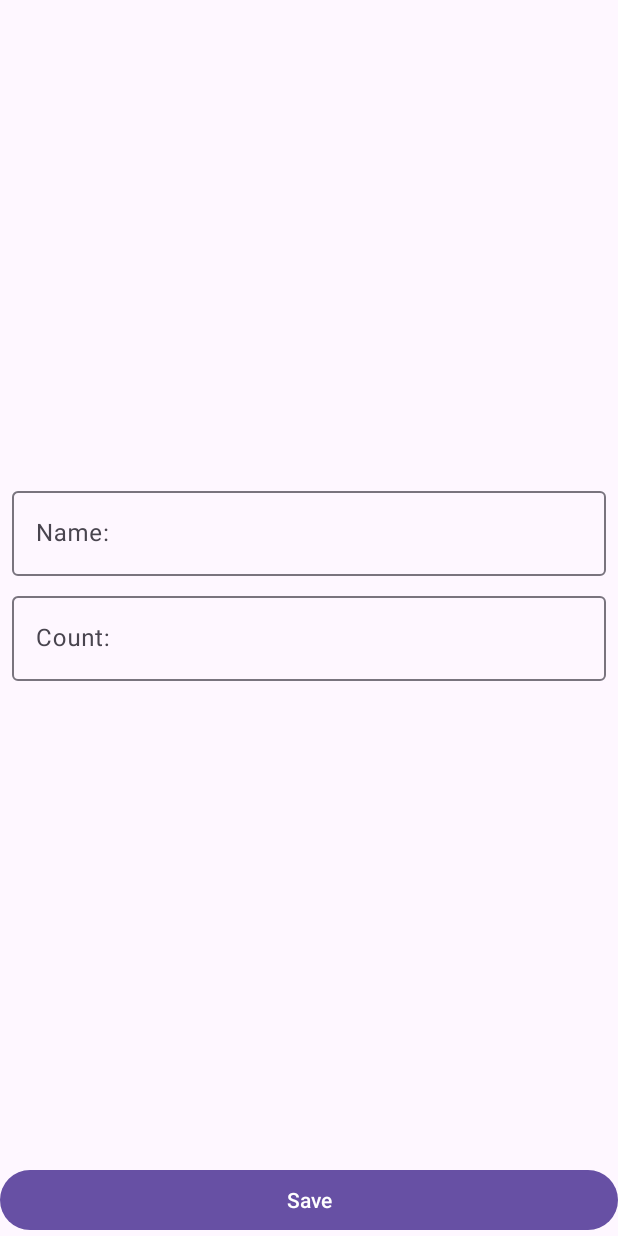
After one commit to AleksVira/StepikShoppingList, an Android app: the fragment ShopItemFragment placed in its activity, on a phone screen of 412 x 824 dp. The commit adds this screen. Run offline under Robolectric (Android 15) with nearby library versions, the phone set to English and light mode, and no system bars; 6 statements that could not run were skipped.

Commit message:
Fragments, part 1

```diff
--- a/app/src/main/java/ru/virarnd/stepshoplist/data/ShopListRepositoryImpl.kt
+++ b/app/src/main/java/ru/virarnd/stepshoplist/data/ShopListRepositoryImpl.kt
@@ -15,7 +15,7 @@ object ShopListRepositoryImpl: ShopListRepository {
     private var autoIncrementId = 0
 
     init {
-        repeat(1000, { i ->
+        repeat(50, { i ->
             val item = ShopItem(
                 name = "Name $i",
                 count = i,
--- /dev/null
+++ b/app/src/main/java/ru/virarnd/stepshoplist/presentation/ShopItemFragment.kt
@@ -0,0 +1,174 @@
+package ru.virarnd.stepshoplist.presentation
+
+import android.content.Context
+import android.content.Intent
+import android.os.Bundle
+import android.text.Editable
+import android.text.TextWatcher
+import android.view.LayoutInflater
+import android.view.View
+import android.view.ViewGroup
+import android.widget.Button
+import android.widget.EditText
+import androidx.fragment.app.Fragment
+import androidx.lifecycle.ViewModelProvider
+import com.google.android.material.textfield.TextInputLayout
+import ru.virarnd.stepshoplist.R
+import ru.virarnd.stepshoplist.domain.ShopItem
+import ru.virarnd.stepshoplist.presentation.ShopItemActivity.Companion
+
+class ShopItemFragment : Fragment() {
+
+    private lateinit var viewModel: ShopItemViewModel
+
+    private lateinit var tilName: TextInputLayout
+    private lateinit var tilCount: TextInputLayout
+    private lateinit var etName: EditText
+    private lateinit var etCount: EditText
+    private lateinit var buttonSave: Button
+
+    private var screenMode = MODE_UNKNOWN
+    private var shopItemId = ShopItem.UNDEFINED_ID
+
+    companion object {
+        private const val SCREEN_MODE = "extra_mode"
+        private const val SHOP_ITEM_ID = "shop_item_id"
+        private const val MODE_EDIT = "mode_edit"
+        private const val MODE_ADD = "mode_add"
+        private const val MODE_UNKNOWN = ""
+
+        fun newInstanceAddItem(): ShopItemFragment {
+            return ShopItemFragment().apply {
+                arguments = Bundle().apply {
+                    putString(SCREEN_MODE, MODE_ADD)
+                }
+            }
+        }
+
+        fun newInstanceEditItem(shopItemId: Int): ShopItemFragment {
+            return ShopItemFragment().apply {
+                arguments = Bundle().apply {
+                    putString(SCREEN_MODE, MODE_EDIT)
+                    putInt(SHOP_ITEM_ID, shopItemId)
+                }
+            }
+        }
+    }
+
+    override fun onCreate(savedInstanceState: Bundle?) {
+        super.onCreate(savedInstanceState)
+        parseParams()
+    }
+
+    override fun onCreateView(
+        inflater: LayoutInflater, container: ViewGroup?,
+        savedInstanceState: Bundle?
+    ): View? {
+        return inflater.inflate(R.layout.fragment_shop_item, container, false)
+    }
+
+    override fun onViewCreated(view: View, savedInstanceState: Bundle?) {
+        super.onViewCreated(view, savedInstanceState)
+        viewModel = ViewModelProvider(this)[ShopItemViewModel::class.java]
+        initViews(view)
+        setTextChangeListeners()
+        setMode()
+        observeViewModel()
+    }
+
+    private fun parseParams() {
+        val args = requireArguments()
+        if (!args.containsKey(SCREEN_MODE)) {
+            throw RuntimeException("Param screen mode is absent: $screenMode")
+        }
+        screenMode = args.getString(SCREEN_MODE, MODE_UNKNOWN)
+        if (screenMode != MODE_ADD && screenMode != MODE_EDIT) {
+            throw RuntimeException("Unknown screen mode: $screenMode")
+        }
+
+        if (screenMode == MODE_EDIT) {
+            if (!args.containsKey(SHOP_ITEM_ID)) {
+                throw RuntimeException("Param shop item ID is absent")
+            }
+            shopItemId = args.getInt(SHOP_ITEM_ID, ShopItem.UNDEFINED_ID)
+        }
+    }
+
+    private fun initViews(view: View) {
+        tilName = view.findViewById(R.id.til_name)
+        tilCount = view.findViewById(R.id.til_count)
+        etName = view.findViewById(R.id.et_name)
+        etCount = view.findViewById(R.id.et_count)
+        buttonSave = view.findViewById(R.id.save_button)
+    }
+
+    private fun setTextChangeListeners() {
+        etCount.addTextChangedListener(object : TextWatcher {
+            override fun beforeTextChanged(s: CharSequence?, start: Int, count: Int, after: Int) {}
+
+            override fun onTextChanged(s: CharSequence?, start: Int, before: Int, count: Int) {
+                viewModel.resetErrorInputCount()
+            }
+
+            override fun afterTextChanged(s: Editable?) {}
+
+        })
+        etName.addTextChangedListener(object : TextWatcher {
+            override fun beforeTextChanged(s: CharSequence?, start: Int, count: Int, after: Int) {}
+
+            override fun onTextChanged(s: CharSequence?, start: Int, before: Int, count: Int) {
+                viewModel.resetErrorInputName()
+            }
+
+            override fun afterTextChanged(s: Editable?) {}
+
+        })
+    }
+
+
+    private fun setMode() {
+        when (screenMode) {
+            MODE_EDIT -> launchEditMode()
+            MODE_ADD -> launchAddMode()
+        }
+    }
+
+    private fun observeViewModel() {
+        viewModel.errorInputCount.observe(viewLifecycleOwner) {
+            val message = if (it) {
+                getString(R.string.error_input_count)
+            } else {
+                null
+            }
+            tilCount.error = message
+        }
+        viewModel.errorInputName.observe(viewLifecycleOwner) {
+            val message = if (it) {
+                getString(R.string.error_input_name)
+            } else {
+                null
+            }
+            tilName.error = message
+        }
+        viewModel.shouldCloseScreen.observe(viewLifecycleOwner) {
+            activity?.onBackPressedDispatcher?.onBackPressed()
+        }
+    }
+
+    private fun launchEditMode() {
+        viewModel.getShopItem(shopItemId)
+        viewModel.shopItem.observe(viewLifecycleOwner) {
+            etName.setText(it.name)
+            etCount.setText(it.count.toString())
+        }
+        buttonSave.setOnClickListener {
+            viewModel.editShopItem(etName.text?.toString(), etCount.text?.toString())
+        }
+    }
+
+    private fun launchAddMode() {
+        buttonSave.setOnClickListener {
+            viewModel.addShopItem(etName.text?.toString(), etCount.text?.toString())
+        }
+    }
+}
--- a/app/src/main/res/layout/activity_shop_item.xml
+++ b/app/src/main/res/layout/activity_shop_item.xml
@@ -1,58 +1,8 @@
 <?xml version="1.0" encoding="utf-8"?>
-<androidx.constraintlayout.widget.ConstraintLayout xmlns:android="http://schemas.android.com/apk/res/android"
-    xmlns:app="http://schemas.android.com/apk/res-auto"
+<androidx.fragment.app.FragmentContainerView xmlns:android="http://schemas.android.com/apk/res/android"
     xmlns:tools="http://schemas.android.com/tools"
+    android:id="@+id/shop_item_container"
     android:layout_width="match_parent"
     android:layout_height="match_parent"
-    tools:context=".presentation.ShopItemActivity">
-
-    <com.google.android.material.textfield.TextInputLayout
-        android:id="@+id/til_name"
-        android:layout_width="0dp"
-        android:layout_height="wrap_content"
-        android:layout_marginStart="8dp"
-        android:layout_marginEnd="8dp"
-        android:layout_marginBottom="4dp"
-        app:layout_constraintBottom_toTopOf="@id/til_count"
-        app:layout_constraintEnd_toEndOf="parent"
-        app:layout_constraintStart_toStartOf="parent"
-        app:layout_constraintTop_toTopOf="parent"
-        app:layout_constraintVertical_chainStyle="packed">
-
-        <com.google.android.material.textfield.TextInputEditText
-            android:id="@+id/et_name"
-            android:layout_width="match_parent"
-            android:layout_height="wrap_content"
-            android:hint="@string/name_hint"
-            android:inputType="textCapWords" />
-    </com.google.android.material.textfield.TextInputLayout>
-
-    <com.google.android.material.textfield.TextInputLayout
-        android:id="@+id/til_count"
-        android:layout_width="0dp"
-        android:layout_height="wrap_content"
-        android:layout_marginStart="8dp"
-        android:layout_marginTop="4dp"
-        android:layout_marginEnd="8dp"
-        app:layout_constraintBottom_toTopOf="@+id/save_button"
-        app:layout_constraintEnd_toEndOf="parent"
-        app:layout_constraintStart_toStartOf="parent"
-        app:layout_constraintTop_toBottomOf="@+id/til_name">
-
-        <com.google.android.material.textfield.TextInputEditText
-            android:id="@+id/et_count"
-            android:layout_width="match_parent"
-            android:layout_height="wrap_content"
-            android:hint="@string/count_hint"
-            android:inputType="number" />
-    </com.google.android.material.textfield.TextInputLayout>
-
-    <Button
-        android:id="@+id/save_button"
-        android:layout_width="0dp"
-        android:layout_height="wrap_content"
-        android:text="@string/save_btn"
-        app:layout_constraintBottom_toBottomOf="parent"
-        app:layout_constraintEnd_toEndOf="parent"
-        app:layout_constraintStart_toStartOf="parent" />
-</androidx.constraintlayout.widget.ConstraintLayout>
+    tools:context=".presentation.ShopItemActivity"
+    tools:layout="@layout/fragment_shop_item" />
--- /dev/null
+++ b/app/src/main/res/layout/fragment_shop_item.xml
@@ -0,0 +1,58 @@
+<?xml version="1.0" encoding="utf-8"?>
+<androidx.constraintlayout.widget.ConstraintLayout xmlns:android="http://schemas.android.com/apk/res/android"
+    xmlns:app="http://schemas.android.com/apk/res-auto"
+    xmlns:tools="http://schemas.android.com/tools"
+    android:layout_width="match_parent"
+    android:layout_height="match_parent"
+    tools:context=".presentation.ShopItemFragment">
+
+    <com.google.android.material.textfield.TextInputLayout
+        android:id="@+id/til_name"
+        android:layout_width="0dp"
+        android:layout_height="wrap_content"
+        android:layout_marginStart="8dp"
+        android:layout_marginEnd="8dp"
+        android:layout_marginBottom="4dp"
+        app:layout_constraintBottom_toTopOf="@id/til_count"
+        app:layout_constraintEnd_toEndOf="parent"
+        app:layout_constraintStart_toStartOf="parent"
+        app:layout_constraintTop_toTopOf="parent"
+        app:layout_constraintVertical_chainStyle="packed">
+
+        <com.google.android.material.textfield.TextInputEditText
+            android:id="@+id/et_name"
+            android:layout_width="match_parent"
+            android:layout_height="wrap_content"
+            android:hint="@string/name_hint"
+            android:inputType="textCapWords" />
+    </com.google.android.material.textfield.TextInputLayout>
+
+    <com.google.android.material.textfield.TextInputLayout
+        android:id="@+id/til_count"
+        android:layout_width="0dp"
+        android:layout_height="wrap_content"
+        android:layout_marginStart="8dp"
+        android:layout_marginTop="4dp"
+        android:layout_marginEnd="8dp"
+        app:layout_constraintBottom_toTopOf="@+id/save_button"
+        app:layout_constraintEnd_toEndOf="parent"
+        app:layout_constraintStart_toStartOf="parent"
+        app:layout_constraintTop_toBottomOf="@+id/til_name">
+
+        <com.google.android.material.textfield.TextInputEditText
+            android:id="@+id/et_count"
+            android:layout_width="match_parent"
+            android:layout_height="wrap_content"
+            android:hint="@string/count_hint"
+            android:inputType="number" />
+    </com.google.android.material.textfield.TextInputLayout>
+
+    <Button
+        android:id="@+id/save_button"
+        android:layout_width="0dp"
+        android:layout_height="wrap_content"
+        android:text="@string/save_btn"
+        app:layout_constraintBottom_toBottomOf="parent"
+        app:layout_constraintEnd_toEndOf="parent"
+        app:layout_constraintStart_toStartOf="parent" />
+</androidx.constraintlayout.widget.ConstraintLayout>
--- a/app/src/main/res/values/strings.xml
+++ b/app/src/main/res/values/strings.xml
@@ -6,4 +6,6 @@
     <string name="save_btn">Save</string>
     <string name="error_input_name">Invalid name</string>
     <string name="error_input_count">Invalid count</string>
+    <!-- TODO: Remove or change this placeholder text -->
+    <string name="hello_blank_fragment">Hello blank fragment</string>
 </resources>
--- a/gradle/libs.versions.toml
+++ b/gradle/libs.versions.toml
@@ -1,5 +1,5 @@
 [versions]
-agp = "8.10.0"
+agp = "8.10.1"
 kotlin = "2.0.21"
 coreKtx = "1.16.0"
 junit = "4.13.2"
```
Also changed, not shown: app/src/main/java/ru/virarnd/stepshoplist/presentation/MainActivity.kt (+26 -6 lines), app/src/main/java/ru/virarnd/stepshoplist/presentation/ShopItemActivity.kt (+8 -92 lines), app/src/main/res/layout-land/activity_main.xml (added, +50 -0 lines).
